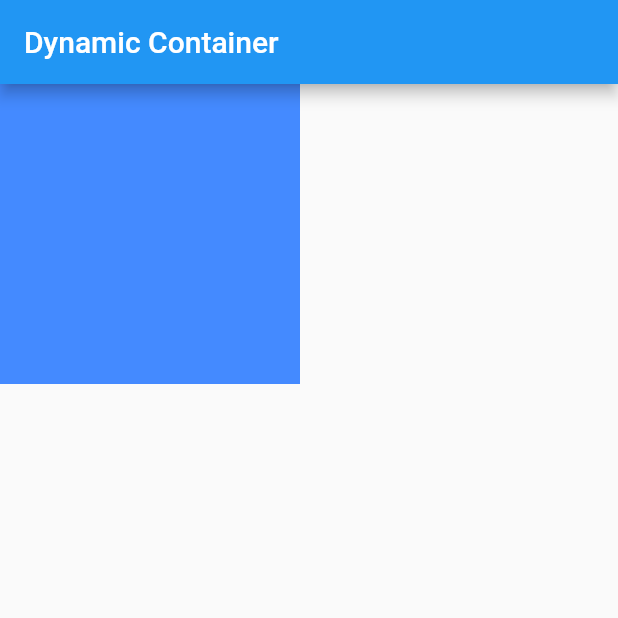
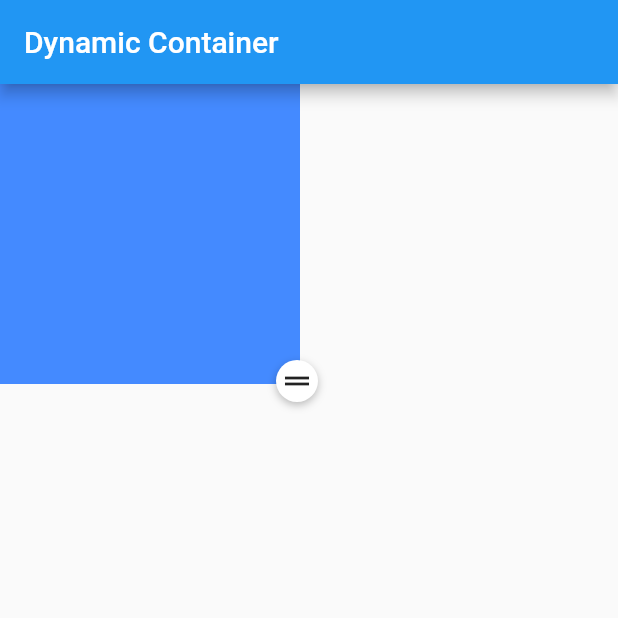
Before and after one commit to sonigeez/dynamic-draggable-container, a Flutter app: the screen it shows after launch, on a phone screen of 412 x 824 dp, the top half of it. Run offline on Flutter 3.47's test engine with Material 2 defaults, Android fonts, the phone set to English and light mode, and no system bars.

```diff
--- a/lib/main.dart
+++ b/lib/main.dart
@@ -1,29 +1,33 @@
 import 'package:flutter/material.dart';
 
 void main() {
-  runApp(MyApp());
+  runApp(const MyApp());
 }
 
 class MyApp extends StatelessWidget {
+  const MyApp({super.key});
+
   @override
   Widget build(BuildContext context) {
     return MaterialApp(
       home: Scaffold(
         appBar: AppBar(
-          title: Text('Dynamic Container'),
+          title: const Text('Dynamic Container'),
         ),
-        body: InteractiveContainer(),
+        body: const InteractiveContainer(),
       ),
     );
   }
 }
 
 class InteractiveContainer extends StatefulWidget {
+  const InteractiveContainer({super.key});
+
   @override
-  _InteractiveContainerState createState() => _InteractiveContainerState();
+  InteractiveContainerState createState() => InteractiveContainerState();
 }
 
-class _InteractiveContainerState extends State<InteractiveContainer> {
+class InteractiveContainerState extends State<InteractiveContainer> {
   Offset position = Offset.zero;
   double containerWidth = 200;
   double containerHeight = 200;
@@ -61,10 +65,37 @@ class _InteractiveContainerState extends State<InteractiveContainer> {
               width: containerWidth,
               height: containerHeight,
               color: Colors.blueAccent,
+              child: Align(
+                alignment: Alignment.bottomRight,
+                child: Transform.translate(
+                  offset: const Offset(12, 12),
+                  child: Container(
+                      decoration: const BoxDecoration(
+                          shape: BoxShape.circle,
+                          color: Colors.white,
+                          boxShadow: [
+                            BoxShadow(
+                                color: Colors.black26,
+                                blurRadius: 4,
+                                offset: Offset(0, 2))
+                          ]),
+                      padding: const EdgeInsets.all(2),
+                      child: GestureDetector(
+                          onPanUpdate: _handleResizeUpdate,
+                          child: const Icon(Icons.drag_handle, size: 24))),
+                ),
+              ),
             ),
           ),
         ],
       ),
     );
   }
+
+  void _handleResizeUpdate(DragUpdateDetails details) {
+    setState(() {
+      containerWidth += details.delta.dx;
+      containerHeight += details.delta.dy;
+    });
+  }
 }
```
